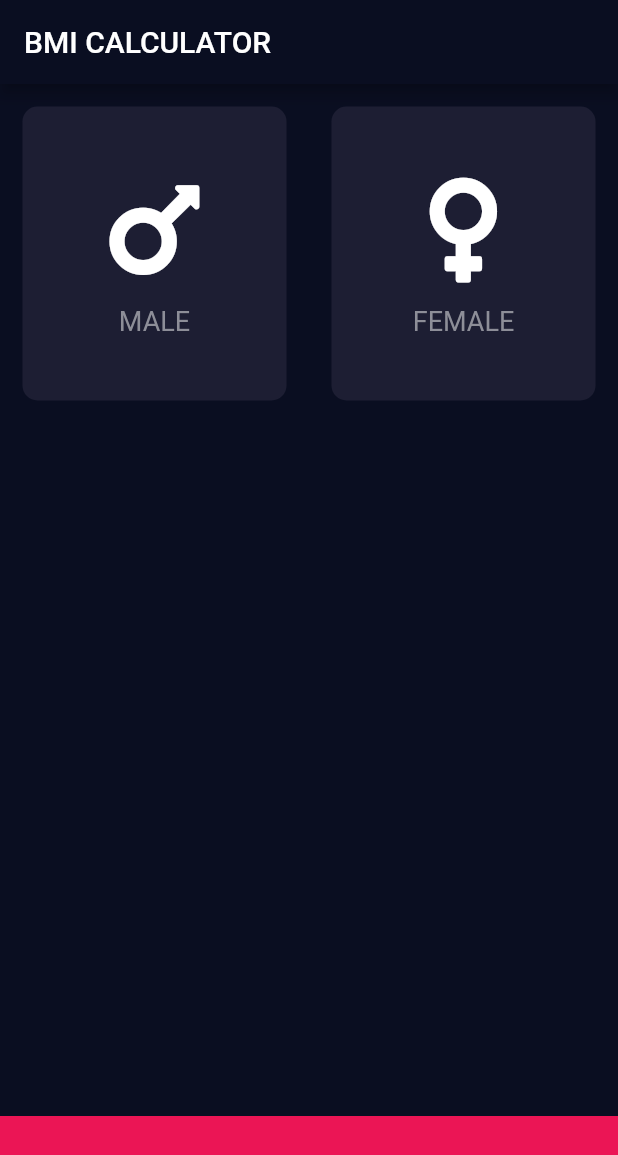
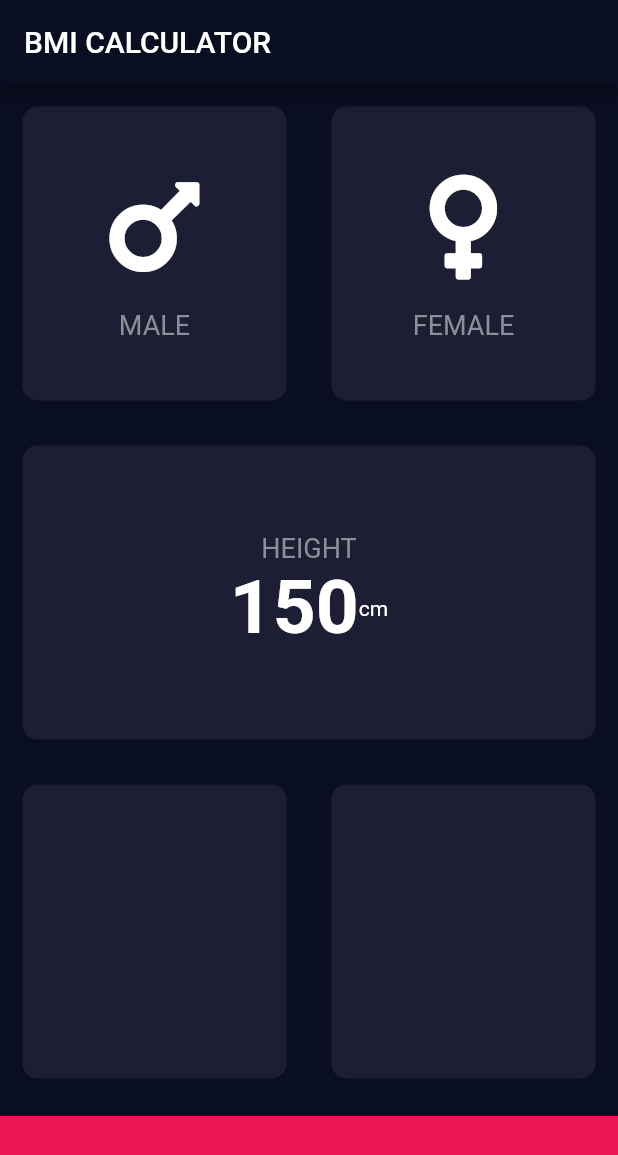
Before and after one commit to BashirYesufu/BMI-Calculator, a Flutter app: the screen it shows after launch, on a phone screen of 412 x 824 dp. Shown: the top 1155 px of the screen. Run offline on Flutter 3.47's test engine with Material 2 defaults, Android fonts, the phone set to English and light mode, and no system bars; our stand-ins replace font_awesome_flutter.

```diff
--- a/bmi_app/lib/input_page.dart
+++ b/bmi_app/lib/input_page.dart
@@ -1,3 +1,4 @@
+import 'package:flutter/cupertino.dart';
 import 'package:flutter/material.dart';
 import 'package:font_awesome_flutter/font_awesome_flutter.dart';
 
@@ -36,7 +37,26 @@ class _InputPageState extends State<InputPage> {
               ),
           ),
 
-          const ReusableCard(colour: activeCardColor, cardChild: Text(''),),
+          ReusableCard(
+            colour: activeCardColor,
+            cardChild: Column(
+              mainAxisAlignment: MainAxisAlignment.center,
+              children: [
+                Text(
+                  'HEIGHT',
+                  style: TextStyle(color: Color(0xFF8D8E98), fontSize: 18.0,),
+                ),
+                Row(
+                  mainAxisAlignment: MainAxisAlignment.center,
+                  children: [
+                    Text('150', style: TextStyle(fontWeight: FontWeight.bold, fontSize: 50.0),),
+                    Text('cm')
+                  ],
+                ),
+
+              ],
+            ),
+          ),
 
           Expanded(
             child: Row(
@@ -78,7 +98,7 @@ class IconContent extends StatelessWidget {
           icon,
           size: 80.0,
         ),
-        SizedBox(height: 10.0,),
+        SizedBox(height: 15.0,),
         Text(
           text,
           style: TextStyle(
@@ -101,7 +121,7 @@ class ReusableCard extends StatelessWidget {
   Widget build(BuildContext context) {
     return Expanded(
       child: Container(
-        child: cardChild ?? SizedBox(),
+        child: cardChild,
         margin: EdgeInsets.all(15.0),
         decoration: BoxDecoration(
           color: colour,
```
